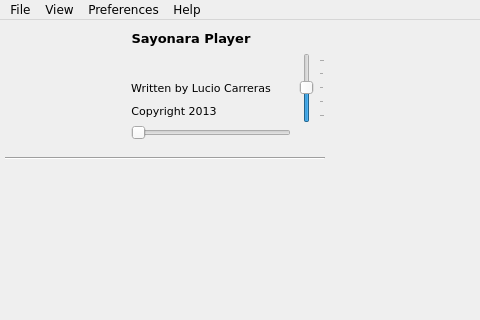
First picture: the form in branches/sayonara-626/src/GUI/player/GUI_Player.ui, repository shahid334/sayonara-player, before the edit; both pictures show x 0 to 480 and y 0 to 320 of the 765 by 500 pixel window.
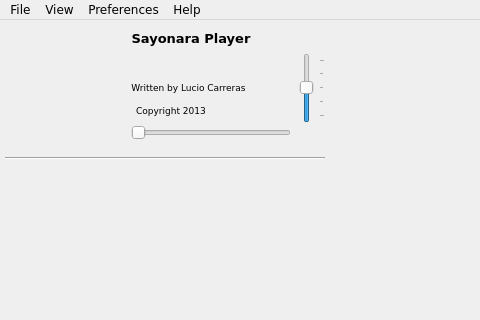
Second picture: the form after the edit. Icons and pictures are not drawn. Custom widgets are drawn as their Qt base class.

Diff of the .ui file:
```diff
--- a/branches/sayonara-626/src/GUI/player/GUI_Player.ui
+++ b/branches/sayonara-626/src/GUI/player/GUI_Player.ui
@@ -784,7 +784,7 @@
         </property>
         <property name="font">
          <font>
-          <pointsize>8</pointsize>
+          <pointsize>7</pointsize>
          </font>
         </property>
         <property name="text">
@@ -817,7 +817,7 @@
         </property>
         <property name="font">
          <font>
-          <pointsize>8</pointsize>
+          <pointsize>7</pointsize>
          </font>
         </property>
         <property name="styleSheet">
@@ -866,7 +866,7 @@
         </property>
         <property name="font">
          <font>
-          <pointsize>8</pointsize>
+          <pointsize>7</pointsize>
          </font>
         </property>
         <property name="text">
@@ -899,7 +899,7 @@
         </property>
         <property name="font">
          <font>
-          <pointsize>8</pointsize>
+          <pointsize>7</pointsize>
          </font>
         </property>
         <property name="styleSheet">
```
